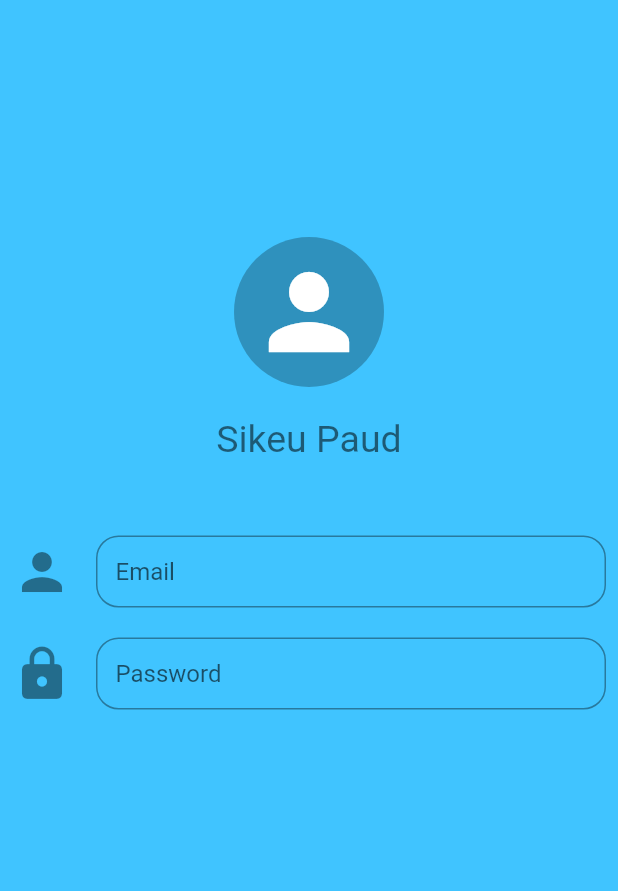
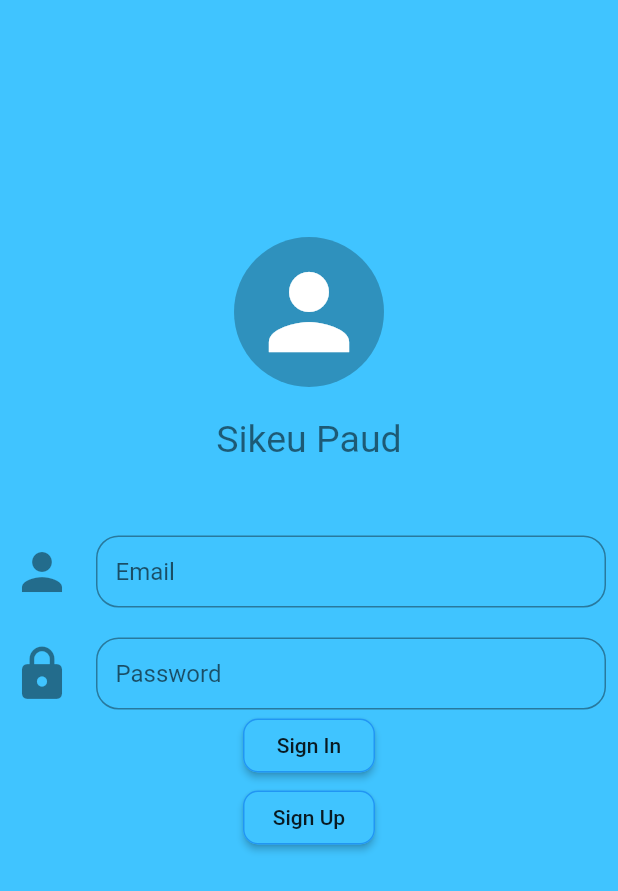
Before and after one commit to danususyanto02/Sikeu, a Flutter app: the LoginPage screen opened directly, on a phone screen of 412 x 824 dp. Shown: the top 891 px of the screen. Run offline on Flutter 3.47's test engine with Material 2 defaults, Android fonts, the phone set to English and light mode, and no system bars; our stand-ins replace firebase_auth; accounts and stored records are empty.

Commit message:
first commit

```diff
--- a/lib/loginpage.dart
+++ b/lib/loginpage.dart
@@ -14,6 +14,7 @@ class _LoginPageState extends State<LoginPage> {
   @override
   Widget build(BuildContext context) {
     return Scaffold(
+      resizeToAvoidBottomPadding: false,
       body: Container(
         width: MediaQuery.of(context).size.width,
         padding: const EdgeInsets.all(8),
@@ -76,6 +77,28 @@ class _LoginPageState extends State<LoginPage> {
                   hintText: "Password",
                   contentPadding: EdgeInsets.all(13)),
             ),
+            RaisedButton(
+                child: Text("Sign In"),
+                shape: RoundedRectangleBorder(
+                  borderRadius: BorderRadius.circular(10),
+                  side: BorderSide(color: Colors.blue),
+                ),
+                color: Colors.lightBlueAccent,
+                onPressed: () async {
+                  await AuthServices.signIn(
+                      emailController.text, passwordController.text);
+                }),
+            RaisedButton(
+                child: Text("Sign Up"),
+                shape: RoundedRectangleBorder(
+                  borderRadius: BorderRadius.circular(10),
+                  side: BorderSide(color: Colors.blue),
+                ),
+                color: Colors.lightBlueAccent,
+                onPressed: () async {
+                  await AuthServices.signUp(
+                      emailController.text, passwordController.text);
+                }),
           ],
         ),
       ),
```
